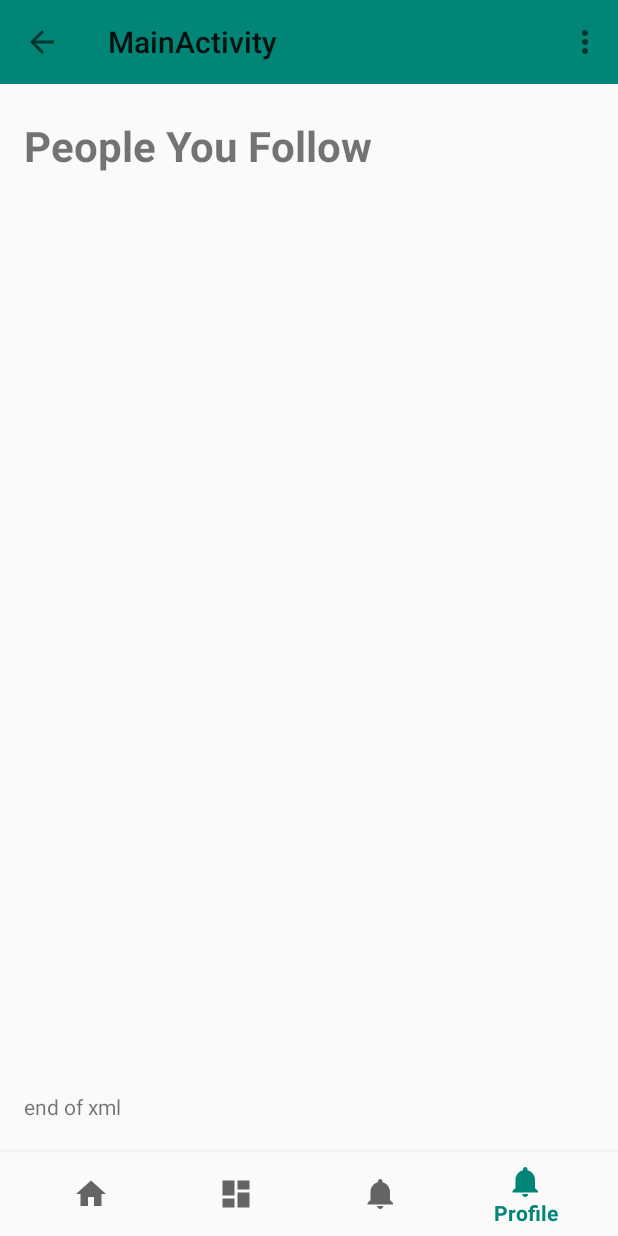
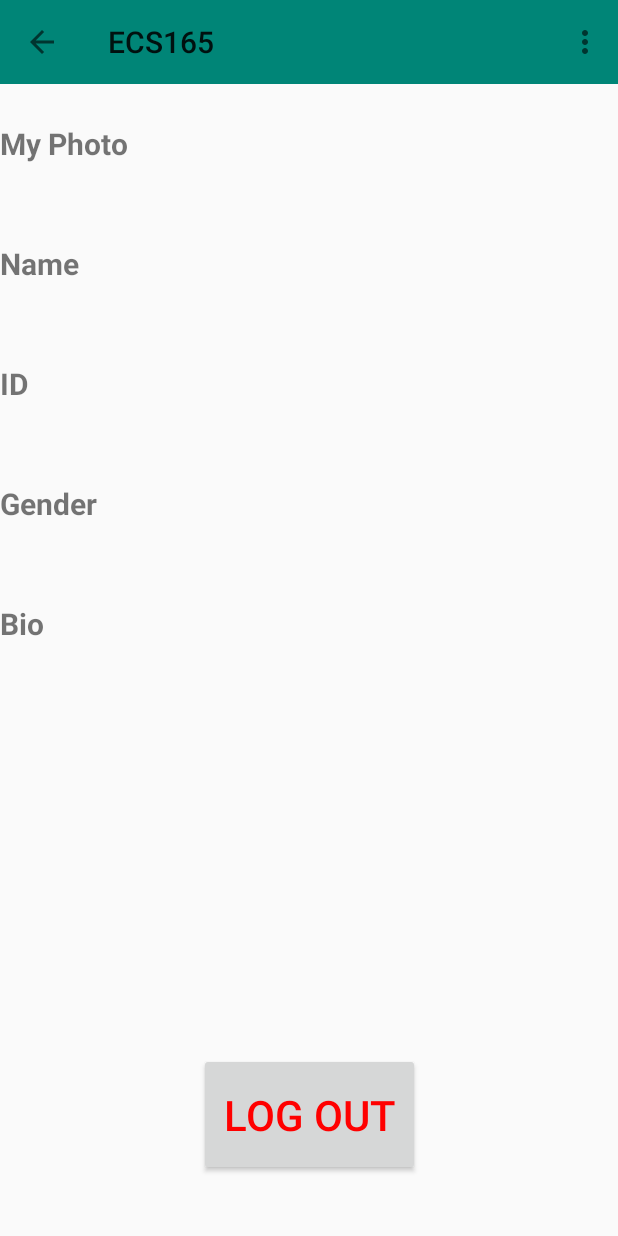
Before and after one commit to CharlesYWL/Instragram-Like, an Android app: the screen it shows after launch (MainActivity before the commit, Profile after it), item 4 of the bottom bar chosen, on a phone screen of 412 x 824 dp. Run offline under Robolectric (Android 15) with nearby library versions, the phone set to English and light mode, and no system bars.

Commit message:
sketh main page and profile

```diff
--- a/app/src/main/AndroidManifest.xml
+++ b/app/src/main/AndroidManifest.xml
@@ -13,11 +13,13 @@
         android:roundIcon="@mipmap/ic_launcher_round"
         android:supportsRtl="true"
         android:theme="@style/AppBaseTheme">
+        <activity android:name=".Profile"></activity>
         <activity
             android:name=".MainActivity"
             android:label="@string/title_activity_main">
             <intent-filter>
                 <action android:name="android.intent.action.MAIN" />
+
                 <category android:name="android.intent.category.LAUNCHER" />
             </intent-filter>
         </activity>
--- a/app/src/main/java/com/example/s4966/ecs165/MainActivity.java
+++ b/app/src/main/java/com/example/s4966/ecs165/MainActivity.java
@@ -1,5 +1,6 @@
 package com.example.s4966.ecs165;
 
+import android.content.Intent;
 import android.os.Bundle;
 import android.support.annotation.NonNull;
 import android.support.design.widget.BottomNavigationView;
@@ -8,6 +9,7 @@
 import android.support.v7.app.*;
 import android.support.v7.app.AppCompatActivity;
 import android.view.MenuItem;
+import android.view.View;
 import android.widget.TextView;
 import android.view.Menu;
 import android.widget.Toast;
@@ -19,8 +21,9 @@
     private AddressBook addressbook;
     private Fragment[] fragments;
     private int lastfragment;//用于记录上个选择的Fragment
+
     private Toolbar mToolbar;
-
+    //need to use for every class
     public boolean onCreateOptionsMenu(Menu menu){
         getMenuInflater().inflate(R.menu.toolbar_menu,menu);
         return true;
@@ -50,7 +53,9 @@
                     //mTextMessage.setText(R.string.title_post);
                     return true;
                 case R.id.navigation_profile:
-                    //mTextMessage.setText(R.string.title_profile);
+                    Intent intent = new Intent();
+                    intent.setClass(MainActivity.this,Profile.class);
+                    startActivity(intent);
                     return true;
             }
             return false;
@@ -62,7 +67,7 @@
         super.onCreate(savedInstanceState);
         setContentView(R.layout.activity_main);
 
-        //toolbar
+        //toolbar apply to all
         mToolbar=findViewById(R.id.toolbar);
         setSupportActionBar(mToolbar);
         getSupportActionBar().setDisplayHomeAsUpEnabled(true);
@@ -95,4 +100,5 @@
     }
 
 
+
 }
--- /dev/null
+++ b/app/src/main/java/com/example/s4966/ecs165/Profile.java
@@ -0,0 +1,41 @@
+package com.example.s4966.ecs165;
+
+import android.support.v7.app.AppCompatActivity;
+import android.os.Bundle;
+import android.support.v7.widget.Toolbar;
+import android.view.Menu;
+import android.view.View;
+
+public class Profile extends AppCompatActivity {
+
+    private Toolbar mToolbar;
+    //need to use for every class
+    public boolean onCreateOptionsMenu(Menu menu){
+        getMenuInflater().inflate(R.menu.toolbar_menu,menu);
+        return true;
+    }
+
+    @Override
+    protected void onCreate(Bundle savedInstanceState) {
+        super.onCreate(savedInstanceState);
+        setContentView(R.layout.activity_profile);
+
+        //toolbar apply to all
+        mToolbar=findViewById(R.id.toolbar);
+        setSupportActionBar(mToolbar);
+        getSupportActionBar().setDisplayHomeAsUpEnabled(true);
+        setBackWork(mToolbar);
+
+    }
+
+    //make back Navi on tool bar works
+    public void setBackWork(Toolbar tb){
+        tb.setNavigationOnClickListener(new View.OnClickListener() {
+            @Override
+            public void onClick(View v) {
+                finish();
+            }
+        });
+    }
+
+}
--- a/app/src/main/res/layout/activity_main.xml
+++ b/app/src/main/res/layout/activity_main.xml
@@ -7,19 +7,14 @@
     android:layout_height="match_parent"
     tools:context=".MainActivity">
 
-    <android.support.v7.widget.Toolbar
-        android:id="@+id/toolbar"
-        android:layout_width="match_parent"
-        android:layout_height="wrap_content"
-        android:background="@color/colorPrimary"
-        android:minHeight="?attr/actionBarSize"
-        app:layout_constraintBottom_toTopOf="@+id/mainview"
+
+    <include
+        android:id="@id/toolbar"
+        layout="@layout/layout_toolbar"
+        app:layout_constraintBottom_toTopOf="@id/mainview"
         app:layout_constraintEnd_toEndOf="parent"
-        app:layout_constraintHorizontal_bias="0.0"
         app:layout_constraintStart_toStartOf="parent"
-        app:layout_constraintTop_toTopOf="parent"
-        app:layout_constraintVertical_bias="0.0"
-        app:popupTheme="@style/ThemeOverlay.AppCompat.Light"></android.support.v7.widget.Toolbar>
+        app:layout_constraintTop_toTopOf="parent" />
 
     <LinearLayout
         android:id="@+id/mainview"
--- /dev/null
+++ b/app/src/main/res/layout/activity_profile.xml
@@ -0,0 +1,131 @@
+<?xml version="1.0" encoding="utf-8"?>
+<android.support.constraint.ConstraintLayout xmlns:android="http://schemas.android.com/apk/res/android"
+    xmlns:app="http://schemas.android.com/apk/res-auto"
+    xmlns:tools="http://schemas.android.com/tools"
+    android:layout_width="match_parent"
+    android:layout_height="match_parent"
+    tools:context=".Profile">
+
+    <include
+        android:id="@+id/toolbar"
+        layout="@layout/layout_toolbar"
+        app:layout_constraintBottom_toTopOf="@id/scrollView"
+        app:layout_constraintEnd_toEndOf="parent"
+        app:layout_constraintStart_toStartOf="parent"
+        app:layout_constraintTop_toTopOf="parent" />
+
+    <ScrollView
+        android:id="@+id/scrollView"
+        android:layout_width="match_parent"
+        android:layout_height="wrap_content"
+
+        app:layout_constraintEnd_toEndOf="parent"
+        app:layout_constraintHorizontal_bias="0.0"
+        app:layout_constraintStart_toStartOf="parent"
+        app:layout_constraintTop_toBottomOf="@+id/toolbar">
+
+        <LinearLayout
+            android:layout_width="match_parent"
+            android:layout_height="wrap_content"
+            android:orientation="vertical">
+
+            <LinearLayout
+                android:id="@+id/picture_layout"
+                android:layout_width="match_parent"
+                android:layout_height="80dp"
+                android:orientation="horizontal">
+
+                <TextView
+                    android:id="@+id/pic_title"
+                    android:layout_width="wrap_content"
+                    android:layout_height="match_parent"
+                    android:layout_weight="1"
+                    android:text="My Photo"
+                    android:textSize="20dp"
+                    android:textStyle="bold"
+                    android:gravity="center_vertical"/>
+            </LinearLayout>
+
+            <LinearLayout
+                android:id="@+id/name_layout"
+                android:layout_width="match_parent"
+                android:layout_height="80dp"
+                android:orientation="horizontal"
+                >
+                <TextView
+                    android:id="@+id/name_title"
+                    android:layout_width="wrap_content"
+                    android:layout_height="match_parent"
+                    android:layout_weight="1"
+                    android:text="Name"
+                    android:textSize="20dp"
+                    android:textStyle="bold"
+                    android:gravity="center_vertical"/>
+            </LinearLayout>
+
+            <LinearLayout
+                android:id="@+id/uid_layout"
+                android:layout_width="match_parent"
+                android:layout_height="80dp"
+                android:orientation="horizontal">
+                <TextView
+                    android:id="@+id/uid_title"
+                    android:layout_width="wrap_content"
+                    android:layout_height="match_parent"
+                    android:layout_weight="1"
+                    android:text="ID"
+                    android:textSize="20dp"
+                    android:textStyle="bold"
+                    android:gravity="center_vertical"/>
+            </LinearLayout>
+
+            <LinearLayout
+                android:id="@+id/gender_layout"
+                android:layout_width="match_parent"
+                android:layout_height="80dp"
+                android:orientation="horizontal">
+                <TextView
+                    android:id="@+id/gender_title"
+                    android:layout_width="wrap_content"
+                    android:layout_height="match_parent"
+                    android:layout_weight="1"
+                    android:text="Gender"
+                    android:textSize="20dp"
+                    android:textStyle="bold"
+                    android:gravity="center_vertical"/>
+            </LinearLayout>
+
+            <LinearLayout
+                android:id="@+id/bio_layout"
+                android:layout_width="match_parent"
+                android:layout_height="80dp"
+                android:orientation="horizontal">
+                <TextView
+                    android:id="@+id/bio_title"
+                    android:layout_width="wrap_content"
+                    android:layout_height="match_parent"
+                    android:layout_weight="1"
+                    android:text="Bio"
+                    android:textSize="20dp"
+                    android:textStyle="bold"
+                    android:gravity="center_vertical"/>
+            </LinearLayout>
+
+        </LinearLayout>
+    </ScrollView>
+
+    <Button
+        android:id="@+id/logout_button"
+        android:layout_width="147dp"
+        android:layout_height="82dp"
+        android:layout_marginStart="132dp"
+        android:layout_marginEnd="132dp"
+        android:layout_marginBottom="40dp"
+        android:text="Log Out"
+        android:textColor="@color/red"
+        android:textSize="28dp"
+        app:layout_constraintBottom_toBottomOf="parent"
+        app:layout_constraintEnd_toEndOf="parent"
+        app:layout_constraintStart_toStartOf="parent" />
+
+</android.support.constraint.ConstraintLayout>
--- /dev/null
+++ b/app/src/main/res/layout/layout_toolbar.xml
@@ -0,0 +1,15 @@
+<?xml version="1.0" encoding = "utf-8" ?>
+<android.support.v7.widget.Toolbar xmlns:android="http://schemas.android.com/apk/res/android"
+    xmlns:app="http://schemas.android.com/apk/res-auto"
+    android:id="@+id/toolbar"
+    android:layout_width="match_parent"
+    android:layout_height="wrap_content"
+    android:background="@color/colorPrimary"
+    android:minHeight="?attr/actionBarSize"
+    app:layout_constraintEnd_toEndOf="parent"
+    app:layout_constraintHorizontal_bias="0.0"
+    app:layout_constraintStart_toStartOf="parent"
+    app:layout_constraintTop_toTopOf="parent"
+    app:layout_constraintVertical_bias="0.0"
+    app:popupTheme="@style/ThemeOverlay.AppCompat.Light">
+</android.support.v7.widget.Toolbar>
--- a/app/src/main/res/values/colors.xml
+++ b/app/src/main/res/values/colors.xml
@@ -3,4 +3,5 @@
     <color name="colorPrimary">#008577</color>
     <color name="colorPrimaryDark">#00574B</color>
     <color name="colorAccent">#D81B60</color>
+    <color name="red">#FF0000</color>>
 </resources>
```
